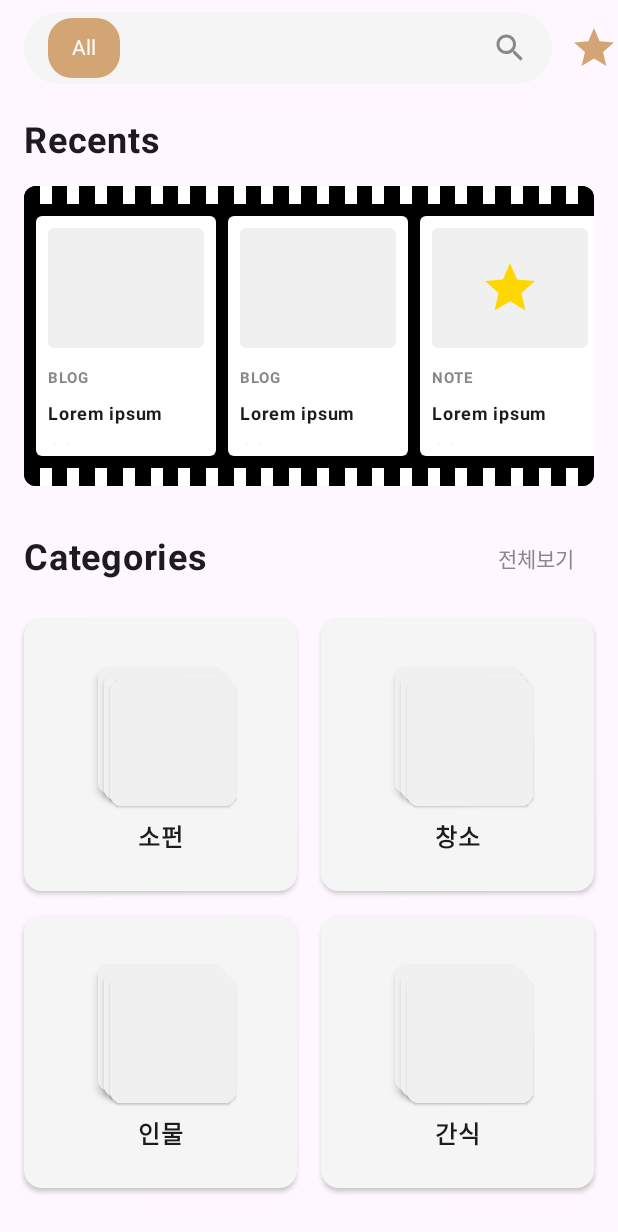
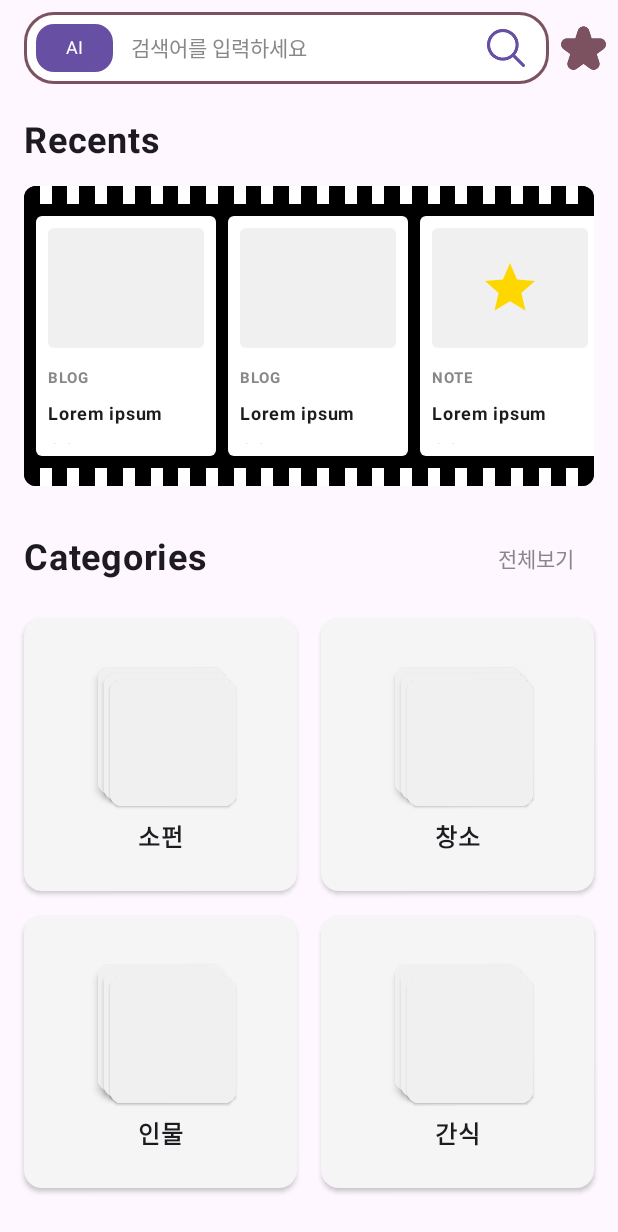
Before and after one commit to SongJungHyun1004/POLA, an Android app built with Jetpack Compose: the @Preview function BlogHomeScreenPreview, on a phone screen of 412 x 824 dp. Shown: the top 1232 px of the screen. Run offline under Robolectric (Android 15) with nearby library versions, the phone set to English and light mode, and no system bars.

Commit message:
Feat: 홈 화면 상단 검색창 UI 구현

```diff
--- /dev/null
+++ b/mobile/Pola/app/src/main/java/com/jinjinjara/pola/presentation/ui/component/PolaSearchBar.kt
@@ -0,0 +1,112 @@
+package com.jinjinjara.pola.presentation.ui.component
+
+import androidx.compose.foundation.BorderStroke
+import androidx.compose.foundation.clickable
+import androidx.compose.foundation.layout.Box
+import androidx.compose.foundation.layout.Row
+import androidx.compose.foundation.layout.fillMaxHeight
+import androidx.compose.foundation.layout.fillMaxSize
+import androidx.compose.foundation.layout.height
+import androidx.compose.foundation.layout.padding
+import androidx.compose.foundation.layout.width
+import androidx.compose.foundation.shape.RoundedCornerShape
+import androidx.compose.foundation.text.BasicTextField
+import androidx.compose.material3.Icon
+import androidx.compose.material3.MaterialTheme
+import androidx.compose.material3.Surface
+import androidx.compose.material3.Text
+import androidx.compose.runtime.Composable
+import androidx.compose.ui.Alignment
+import androidx.compose.ui.Modifier
+import androidx.compose.ui.graphics.Color
+import androidx.compose.ui.res.painterResource
+import androidx.compose.ui.text.TextStyle
+import androidx.compose.ui.unit.dp
+import androidx.compose.ui.unit.sp
+import com.jinjinjara.pola.R
+
+@Composable
+fun PolaSearchBar(
+    searchText: String,
+    onValueChange: (String) -> Unit,
+    modifier: Modifier = Modifier
+) {
+    BasicTextField(
+        value = searchText,
+        onValueChange = onValueChange,
+        modifier = modifier
+            .height(48.dp),
+        singleLine = true,
+        textStyle = TextStyle(
+            fontSize = 14.sp,
+            color = Color.Black
+        ),
+        decorationBox = { innerTextField ->
+            Surface(
+                modifier = Modifier.fillMaxSize(),
+                shape = RoundedCornerShape(20.dp),
+                border = BorderStroke(
+                    color = MaterialTheme.colorScheme.tertiary,
+                    width = 2.dp
+                ),
+                color = Color.White,
+            ) {
+                Row(
+                    modifier = Modifier
+                        .fillMaxSize()
+                        .padding(start = 8.dp, end = 16.dp),
+                    verticalAlignment = Alignment.CenterVertically
+                ) {
+                    Surface(
+                        shape = RoundedCornerShape(12.dp),
+                        color = MaterialTheme.colorScheme.primary,
+                        modifier = Modifier
+                            .fillMaxHeight()
+                            .padding(vertical = 8.dp),
+                    ) {
+                        Box(
+                            modifier = Modifier
+                                .fillMaxHeight()
+                                .clickable {
+                                    // ai 모드 변경
+                                },
+                            contentAlignment = Alignment.Center,
+                        ) {
+                            Text(
+                                text = "AI",
+                                color = Color.White,
+                                fontSize = 12.sp,
+                                modifier = Modifier.padding(horizontal = 20.dp)
+                            )
+                        }
+                    }
+
+                    Box(
+                        modifier = Modifier
+                            .weight(1f)
+                            .padding(horizontal = 12.dp),
+                        contentAlignment = Alignment.CenterStart
+                    ) {
+                        if (searchText.isEmpty()) {
+                            Text(
+                                text = "검색어를 입력하세요",
+                                color = Color.Gray,
+                                fontSize = 14.sp
+                            )
+                        }
+                        innerTextField()
+                    }
+
+                    Icon(
+                        painter = painterResource(id = R.drawable.search),
+                        tint = MaterialTheme.colorScheme.primary,
+                        contentDescription = "search",
+                        modifier = Modifier
+                            .width(25.dp)
+                            .fillMaxHeight()
+                    )
+                }
+            }
+        }
+    )
+}
--- a/mobile/Pola/app/src/main/java/com/jinjinjara/pola/presentation/ui/screen/home/HomeScreen.kt
+++ b/mobile/Pola/app/src/main/java/com/jinjinjara/pola/presentation/ui/screen/home/HomeScreen.kt
@@ -1,5 +1,6 @@
 package com.jinjinjara.pola.presentation.ui.screen.home
 
+import androidx.compose.foundation.BorderStroke
 import androidx.compose.foundation.layout.Box
 import androidx.compose.foundation.layout.fillMaxSize
 import androidx.compose.material3.MaterialTheme
@@ -7,14 +8,17 @@ import androidx.compose.material3.Text
 import androidx.compose.runtime.Composable
 import androidx.compose.ui.unit.sp
 import androidx.compose.foundation.background
+import androidx.compose.foundation.clickable
 import androidx.compose.foundation.layout.*
 import androidx.compose.foundation.lazy.LazyRow
 import androidx.compose.foundation.lazy.items
 import androidx.compose.foundation.rememberScrollState
 import androidx.compose.foundation.shape.RoundedCornerShape
+import androidx.compose.foundation.text.BasicTextField
 import androidx.compose.foundation.verticalScroll
 import androidx.compose.material.icons.Icons
 import androidx.compose.material.icons.filled.*
+import androidx.compose.material.icons.rounded.Star
 import androidx.compose.material3.*
 import androidx.compose.runtime.*
 import androidx.compose.ui.Alignment
@@ -23,10 +27,13 @@ import androidx.compose.ui.draw.clip
 import androidx.compose.ui.graphics.Color
 import androidx.compose.ui.layout.ContentScale
 import androidx.compose.ui.res.painterResource
+import androidx.compose.ui.text.TextStyle
 import androidx.compose.ui.text.font.FontWeight
 import androidx.compose.ui.tooling.preview.Preview
 import androidx.compose.ui.unit.dp
 import androidx.compose.ui.unit.sp
+import com.jinjinjara.pola.R
+import com.jinjinjara.pola.presentation.ui.component.PolaSearchBar
 
 data class RecentItem(
     val type: String,
@@ -69,53 +76,26 @@ fun HomeScreen() {
                         verticalAlignment = Alignment.CenterVertically
                     ) {
                         // Search Bar
-                        Surface(
-                            modifier = Modifier
-                                .weight(1f)
-                                .height(48.dp),
-                            shape = RoundedCornerShape(24.dp),
-                            color = Color(0xFFF5F5F5),
-                            tonalElevation = 0.dp
-                        ) {
-                            Row(
-                                modifier = Modifier
-                                    .fillMaxSize()
-                                    .padding(horizontal = 16.dp),
-                                verticalAlignment = Alignment.CenterVertically
-                            ) {
-                                Surface(
-                                    shape = RoundedCornerShape(16.dp),
-                                    color = Color(0xFFD4A574),
-                                    modifier = Modifier.padding(end = 8.dp)
-                                ) {
-                                    Text(
-                                        text = "All",
-                                        modifier = Modifier.padding(
-                                            horizontal = 16.dp,
-                                            vertical = 6.dp
-                                        ),
-                                        color = Color.White,
-                                        fontSize = 14.sp
-                                    )
-                                }
-                                Spacer(modifier = Modifier.weight(1f))
-                                Icon(
-                                    imageVector = Icons.Default.Search,
-                                    contentDescription = "Search",
-                                    tint = Color.Gray
-                                )
-                            }
-                        }
+                        var searchText by remember { mutableStateOf("") }
 
-                        Spacer(modifier = Modifier.width(12.dp))
-
+                        PolaSearchBar(
+                            searchText = searchText,
+                            onValueChange = { searchText = it },
+                            modifier = Modifier.weight(1f)
+                        )
+                        Spacer(Modifier.width(8.dp))
                         // Star Icon
                         Icon(
-                            imageVector = Icons.Default.Star,
+                            painter = painterResource(R.drawable.star),
                             contentDescription = "Favorites",
-                            tint = Color(0xFFD4A574),
-                            modifier = Modifier.size(32.dp)
+                            tint = MaterialTheme.colorScheme.tertiary,
+                            modifier = Modifier
+                                .clickable {
+                                    // 즐겨찾기 이동
+                                }
+                                .size(30.dp)
                         )
+                        Spacer(Modifier.width(8.dp))
                     }
                 },
             )
```
Also changed, not shown: mobile/Pola/app/src/main/res/drawable/search.png (added), mobile/Pola/app/src/main/res/drawable/star.png (added).
